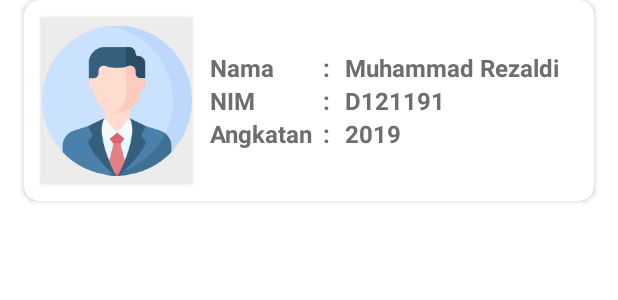
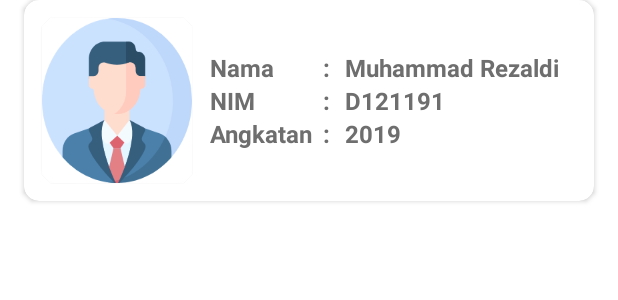
Before and after one commit to muhammadrezaldi/Tugas-Final-Android-Programming, an Android app: the layout item_mahasiswa.xml on its own in the app's theme, with its tools: preview values and no code run, on a phone screen of 412 x 824 dp. Shown: the top 300 px of the screen. Run offline under Robolectric (Android 15) with nearby library versions, the phone set to English and light mode, and no system bars.

Commit message:
tampilkan data ke activity

```diff
--- a/app/build.gradle
+++ b/app/build.gradle
@@ -55,4 +55,6 @@ dependencies {
     // ViewModel
     implementation "androidx.lifecycle:lifecycle-extensions:2.2.0"
     kapt "androidx.lifecycle:lifecycle-compiler:2.3.1"
+
+    implementation "com.karumi:dexter:6.0.0"
 }
--- a/app/src/main/AndroidManifest.xml
+++ b/app/src/main/AndroidManifest.xml
@@ -1,6 +1,8 @@
 <?xml version="1.0" encoding="utf-8"?>
 <manifest xmlns:android="http://schemas.android.com/apk/res/android"
     package="com.example.tugas_final_reza">
+    <uses-permission android:name="android.permission.READ_EXTERNAL_STORAGE"/>
+    <uses-permission android:name="android.permission.WRITE_EXTERNAL_STORAGE"/>
 
     <application
         android:allowBackup="true"
--- a/app/src/main/java/com/example/tugas_final_reza/User/Adapter.kt
+++ b/app/src/main/java/com/example/tugas_final_reza/User/Adapter.kt
@@ -14,7 +14,7 @@ class Adapter(private val list: List<MahasiswaEntity>): RecyclerView.Adapter<Ada
     inner class Holder(itemView: View): RecyclerView.ViewHolder(itemView) {
         fun bind(mahasiswaEntity: MahasiswaEntity) {
             with(itemView) {
-                if(mahasiswaEntity.urlPasFoto != null) {
+                if(mahasiswaEntity.urlPasFoto != "") {
                     try {
                         pasfoto.setImageURI(Uri.parse(mahasiswaEntity.urlPasFoto))
                     } catch (e: Exception){}
--- a/app/src/main/res/layout/activity_main.xml
+++ b/app/src/main/res/layout/activity_main.xml
@@ -4,9 +4,11 @@
     xmlns:tools="http://schemas.android.com/tools"
     android:layout_width="match_parent"
     android:layout_height="match_parent"
+    android:background="#F1F1F1"
     tools:context=".MainActivity">
 
     <androidx.recyclerview.widget.RecyclerView
+        android:paddingTop="12dp"
         android:id="@+id/recyclerview"
         android:layout_width="match_parent"
         android:layout_height="match_parent"/>
--- a/app/src/main/res/layout/item_mahasiswa.xml
+++ b/app/src/main/res/layout/item_mahasiswa.xml
@@ -16,12 +16,13 @@
             android:id="@+id/card"
             android:layout_width="100dp"
             android:layout_height="110dp"
+            app:cardCornerRadius="10dp"
             android:layout_margin="12dp">
             <ImageView
                 android:id="@+id/pasfoto"
                 android:layout_width="match_parent"
                 android:layout_height="match_parent"
-                android:background="#ECECEC"
+                android:scaleType="fitXY"
                 android:src="@drawable/ic_man"/>
         </androidx.cardview.widget.CardView>
 
```
Also changed, not shown: app/src/main/java/com/example/tugas_final_reza/MainActivity.kt (+40 -3 lines).
